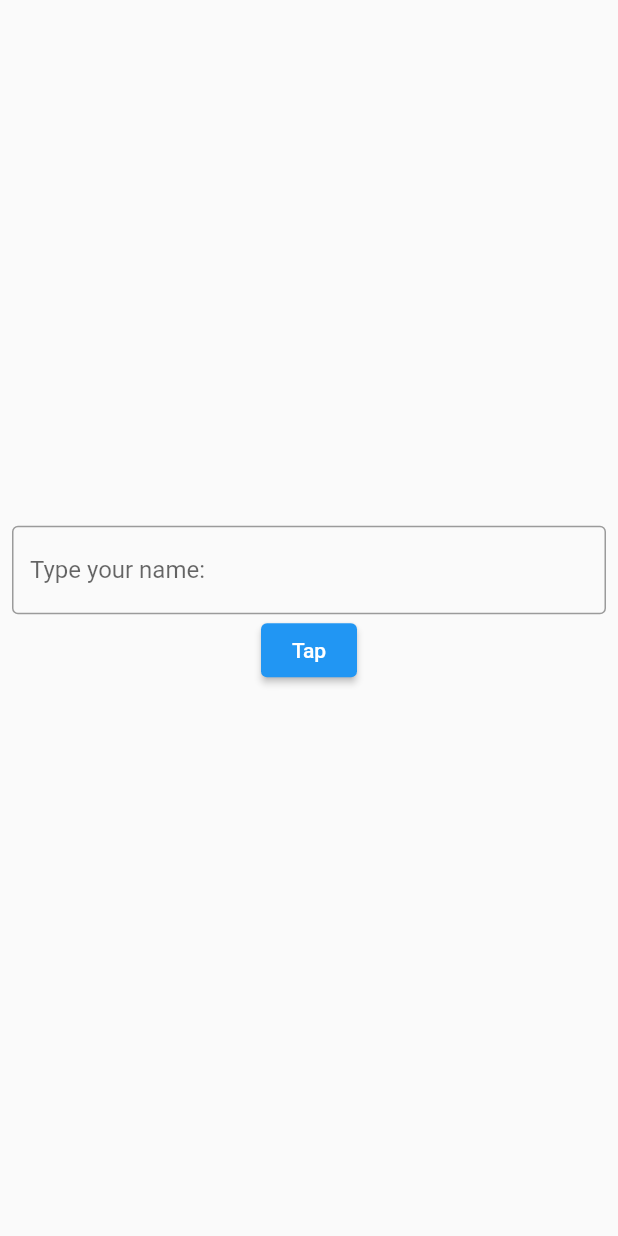
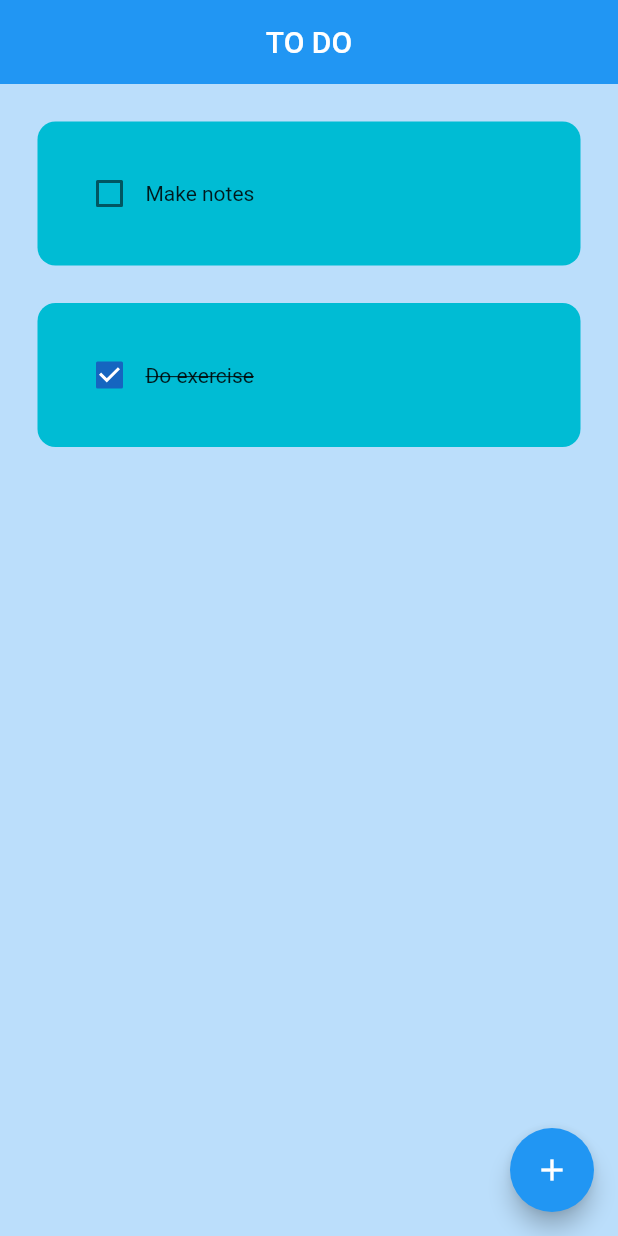
Before and after one commit to ChandulaJ/FlutterToDoList, a Flutter app: the screen it shows after launch, on a phone screen of 412 x 824 dp. Run offline on Flutter 3.47's test engine with Material 2 defaults, Android fonts, the phone set to English and light mode, and no system bars; our stand-ins replace google_fonts.

Commit message:
upto adding tasks

```diff
--- a/flutterlearn/lib/main.dart
+++ b/flutterlearn/lib/main.dart
@@ -1,5 +1,6 @@
 import 'package:flutter/material.dart';
-import 'package:flutterlearn/pages/todopage.dart';
+import 'package:flutterlearn/pages/home_page.dart';
+import 'package:google_fonts/google_fonts.dart';
 
 void main() {
   runApp(const MyApp());
@@ -10,6 +11,12 @@ class MyApp extends StatelessWidget {
 
   @override
   Widget build(BuildContext context) {
-    return MaterialApp(debugShowCheckedModeBanner: false, home: ToDoPage());
+    return MaterialApp(
+      debugShowCheckedModeBanner: false,
+      home: HomePage(),
+      theme: ThemeData(
+          primarySwatch: Colors.blue,
+          textTheme: TextTheme(titleSmall: GoogleFonts.roboto())),
+    ); //default color
   }
 }
--- /dev/null
+++ b/flutterlearn/lib/pages/home_page.dart
@@ -0,0 +1,74 @@
+import "package:flutter/material.dart";
+import "package:flutterlearn/utilities/dialog_box.dart";
+import "package:flutterlearn/utilities/todoTile.dart";
+
+class HomePage extends StatefulWidget {
+  HomePage({super.key});
+
+  @override
+  State<HomePage> createState() => _HomePageState();
+}
+
+class _HomePageState extends State<HomePage> {
+  final _controller = TextEditingController();
+  List todolist = [
+    ["Make notes", false],
+    ["Do exercise", true],
+  ];
+
+  void checkBoxChanged(bool? value, int index) {
+    setState(() {
+      todolist[index][1] = !todolist[index][1];
+    });
+  }
+
+  void saveNewTask() {
+    setState(() {
+      todolist.add([_controller.text, false]);
+    });
+    Navigator.of(context).pop();
+    _controller.clear();
+  }
+
+  void createNewTask() {
+    showDialog(
+      context: context,
+      builder: (context) {
+        return DialogBox(
+          controller: _controller,
+          onCancel: () {
+            Navigator.of(context).pop();
+          },
+          onSave: saveNewTask,
+        );
+      },
+    );
+  }
+
+  @override
+  Widget build(BuildContext context) {
+    return Scaffold(
+      backgroundColor: Colors.blue[100],
+      appBar: AppBar(
+        elevation: 0.0,
+        title: Center(
+          child: Text('TO DO'),
+        ),
+      ),
+      body: ListView.builder(
+        itemCount: todolist.length,
+        itemBuilder: (context, index) {
+          return ToDoTile(
+            taskName: todolist[index][0],
+            taskCompleted: todolist[index][1],
+            onChanged: (value) => checkBoxChanged(value, index),
+          );
+        },
+      ),
+      floatingActionButton: FloatingActionButton(
+        onPressed: createNewTask,
+        child: Icon(Icons.add),
+      ),
+    );
+  }
+}
--- a/flutterlearn/lib/pages/todopage.dart
+++ /dev/null
@@ -1,45 +0,0 @@
-import 'package:flutter/material.dart';
-
-class ToDoPage extends StatefulWidget {
-  const ToDoPage({super.key});
-
-  @override
-  State<ToDoPage> createState() => _ToDoPageState();
-}
-
-class _ToDoPageState extends State<ToDoPage> {
-  //text editing controller
-  TextEditingController myController = TextEditingController();
-  String greetingMessage = "";
-
-  //greet user mtd
-  void greetUser() {
-    setState(() {
-      greetingMessage = "Hello, " + myController.text;
-    });
-  }
-
-  @override
-  Widget build(BuildContext context) {
-    return Scaffold(
-        body: Center(
-      child: Padding(
-        padding: const EdgeInsets.all(8.0),
-        child: Column(
-          mainAxisAlignment: MainAxisAlignment.center,
-          children: [
-            TextField(
-              controller: myController,
-              decoration: InputDecoration(
-                border: OutlineInputBorder(),
-                hintText: "Type your name: ",
-              ),
-            ),
-            ElevatedButton(onPressed: greetUser, child: Text("Tap")),
-            Text(greetingMessage)
-          ],
-        ),
-      ),
-    ));
-  }
-}
--- /dev/null
+++ b/flutterlearn/lib/utilities/todoTile.dart
@@ -0,0 +1,41 @@
+import 'package:flutter/material.dart';
+
+class ToDoTile extends StatelessWidget {
+  final String taskName;
+  final bool taskCompleted;
+  Function(bool?)? onChanged;
+
+  ToDoTile(
+      {super.key,
+      required this.taskName,
+      required this.taskCompleted,
+      required this.onChanged});
+
+  @override
+  Widget build(BuildContext context) {
+    return Padding(
+      padding: const EdgeInsets.only(left: 25.0, right: 25.0, top: 25.0),
+      child: Container(
+        padding: EdgeInsets.all(24.0),
+        decoration: BoxDecoration(
+            color: Colors.cyan, borderRadius: BorderRadius.circular(12.0)),
+        child: Row(
+          children: [
+            Checkbox(
+              value: taskCompleted,
+              onChanged: onChanged,
+              activeColor: Colors.blue[800],
+            ),
+            Text(
+              taskName,
+              style: TextStyle(
+                  decoration: taskCompleted
+                      ? TextDecoration.lineThrough
+                      : TextDecoration.none),
+            )
+          ],
+        ),
+      ),
+    );
+  }
+}
--- a/flutterlearn/pubspec.yaml
+++ b/flutterlearn/pubspec.yaml
@@ -35,6 +35,7 @@ dependencies:
   # The following adds the Cupertino Icons font to your application.
   # Use with the CupertinoIcons class for iOS style icons.
   cupertino_icons: ^1.0.2
+  google_fonts: ^6.1.0
 
 dev_dependencies:
   flutter_test:
```
Also changed, not shown: flutterlearn/lib/utilities/dialog_box.dart (added, +56 -0 lines), flutterlearn/lib/utilities/my_button.dart (added, +20 -0 lines), flutterlearn/pubspec.lock.
